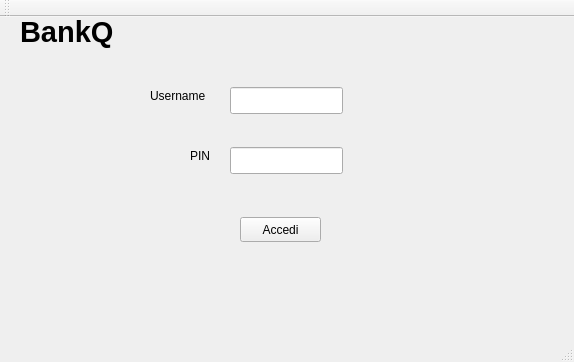
First picture: the form in BankQ/mainwindow.ui, repository marcofranceschini/p2_project, before the edit.
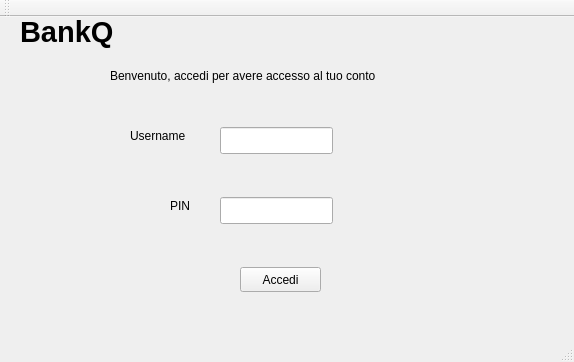
Second picture: the form after the edit.

```diff
--- a/BankQ/mainwindow.ui
+++ b/BankQ/mainwindow.ui
@@ -17,8 +17,8 @@
    <widget class="QLabel" name="label">
     <property name="geometry">
      <rect>
-      <x>150</x>
-      <y>70</y>
+      <x>130</x>
+      <y>110</y>
       <width>71</width>
       <height>17</height>
      </rect>
@@ -30,8 +30,8 @@
    <widget class="QLabel" name="label_2">
     <property name="geometry">
      <rect>
-      <x>190</x>
-      <y>130</y>
+      <x>170</x>
+      <y>180</y>
       <width>31</width>
       <height>17</height>
      </rect>
@@ -44,7 +44,7 @@
     <property name="geometry">
      <rect>
       <x>240</x>
-      <y>200</y>
+      <y>250</y>
       <width>81</width>
       <height>25</height>
      </rect>
@@ -56,8 +56,8 @@
    <widget class="QLineEdit" name="lineEdit">
     <property name="geometry">
      <rect>
-      <x>230</x>
-      <y>70</y>
+      <x>220</x>
+      <y>110</y>
       <width>113</width>
       <height>27</height>
      </rect>
@@ -66,8 +66,8 @@
    <widget class="QLineEdit" name="lineEdit_2">
     <property name="geometry">
      <rect>
-      <x>230</x>
-      <y>130</y>
+      <x>220</x>
+      <y>180</y>
       <width>113</width>
       <height>27</height>
      </rect>
@@ -89,6 +89,19 @@
      <string>&lt;html&gt;&lt;head/&gt;&lt;body&gt;&lt;p&gt;&lt;span style=&quot; font-size:22pt; font-weight:600;&quot;&gt;BankQ&lt;/span&gt;&lt;/p&gt;&lt;/body&gt;&lt;/html&gt;</string>
     </property>
    </widget>
+   <widget class="QLabel" name="label_4">
+    <property name="geometry">
+     <rect>
+      <x>110</x>
+      <y>50</y>
+      <width>341</width>
+      <height>17</height>
+     </rect>
+    </property>
+    <property name="text">
+     <string>Benvenuto, accedi per avere accesso al tuo conto</string>
+    </property>
+   </widget>
   </widget>
   <widget class="QToolBar" name="mainToolBar">
    <attribute name="toolBarArea">
```
